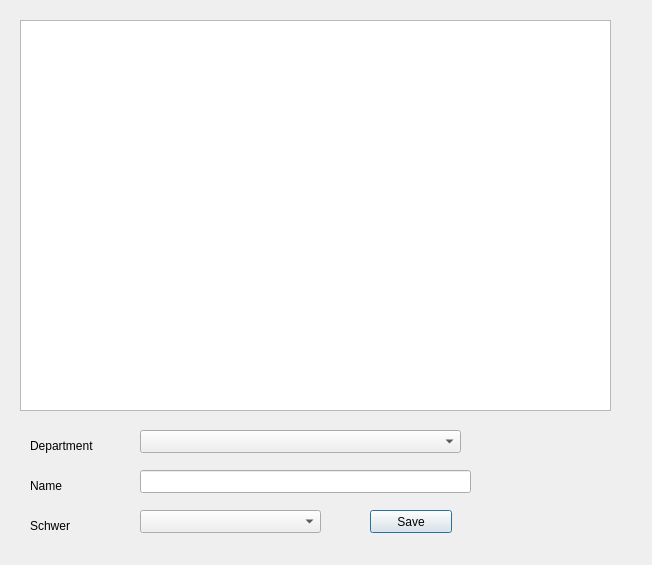
MrRisoni/Gauss, file managecoursesdialog.ui: the form before one commit.
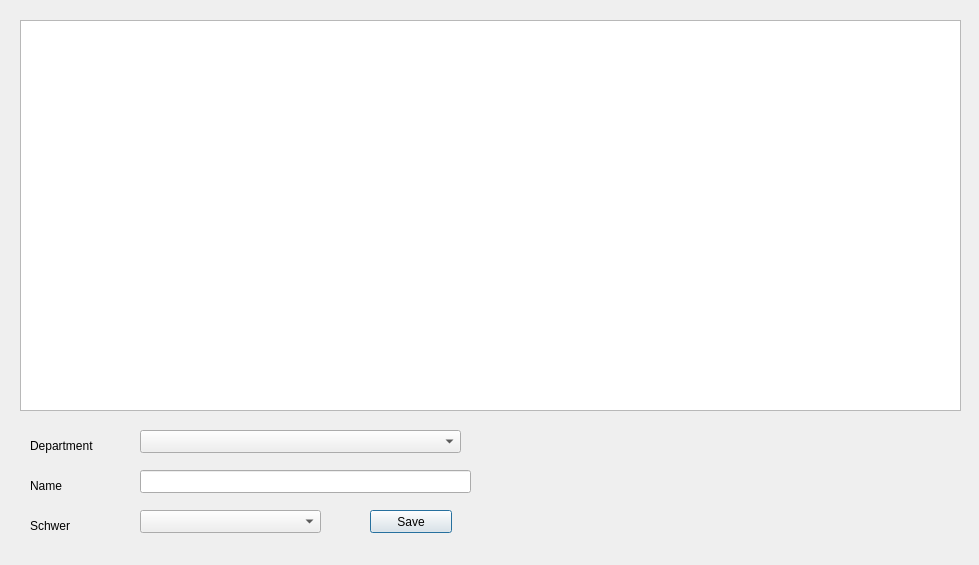
The form after the commit.

What changed in the file:
```diff
--- a/managecoursesdialog.ui
+++ b/managecoursesdialog.ui
@@ -6,7 +6,7 @@
    <rect>
     <x>0</x>
     <y>0</y>
-    <width>652</width>
+    <width>979</width>
     <height>565</height>
    </rect>
   </property>
@@ -18,7 +18,7 @@
     <rect>
      <x>20</x>
      <y>20</y>
-     <width>591</width>
+     <width>941</width>
      <height>391</height>
     </rect>
    </property>
```
Left out of the diff: 6 changed lines with no effect on the pictures.
